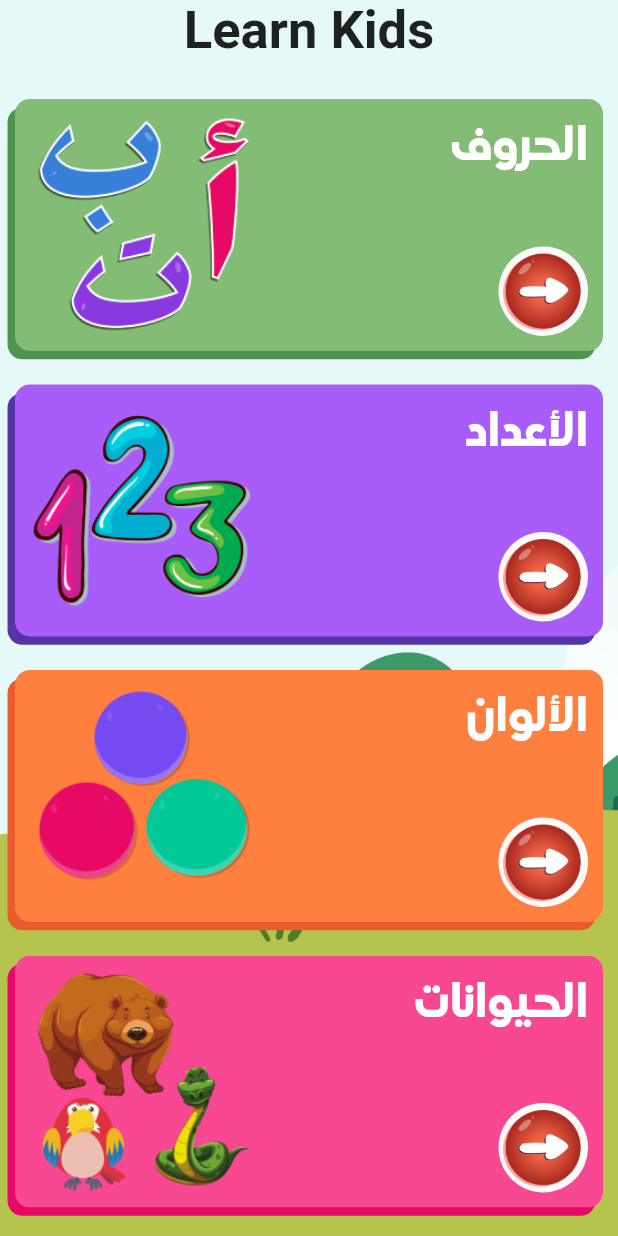
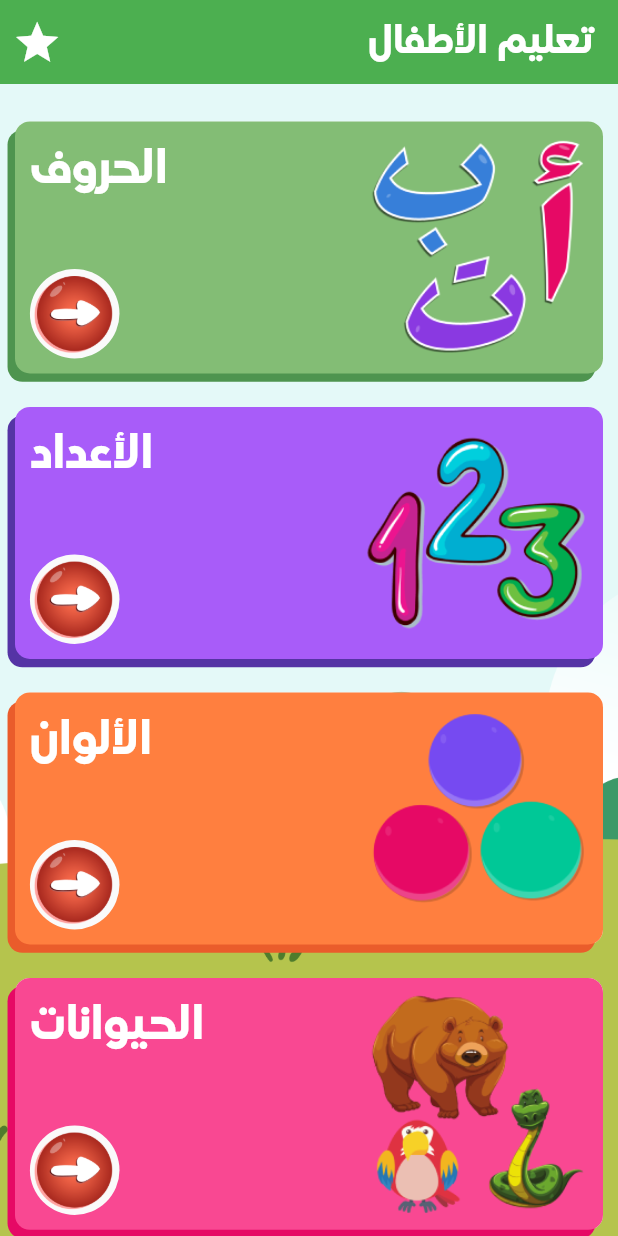
Before and after one commit to soufian200/learnabc, a Flutter app: the screen it shows after launch, on a phone screen of 412 x 824 dp. Run offline on Flutter 3.47's test engine with Material 2 defaults, Android fonts, the light colour scheme and no system bars; our stand-ins replace audioplayers, flutter_screenutil, get; missing offline and left inert: launch_review.

Commit message:
add rate us button

```diff
--- a/lib/main.dart
+++ b/lib/main.dart
@@ -2,15 +2,16 @@ import 'package:flutter/material.dart';
 import 'package:flutter/services.dart';
 import 'package:get/get.dart';
 import 'package:flutter_screenutil/flutter_screenutil.dart';
+import 'package:launch_review/launch_review.dart';
 import 'package:learnabc/screens/preview.dart';
 import 'package:learnabc/utils/AppRoutes.dart';
 import 'package:learnabc/widgets/card_widget.dart';
 
 void main() {
-  SystemChrome.setSystemUIOverlayStyle(const SystemUiOverlayStyle(
-    systemNavigationBarColor: Color(0xff82954B), // navigation bar color
-    statusBarColor: Color(0xff82954B), // status bar color
-  ));
+  // SystemChrome.setSystemUIOverlayStyle(const SystemUiOverlayStyle(
+  //   systemNavigationBarColor: Color(0xff82954B), // navigation bar color
+  //   statusBarColor: Color(0xff82954B), // status bar color
+  // ));
 
   runApp(ScreenUtilInit(
       designSize: const Size(414, 736),
@@ -31,32 +32,6 @@ void main() {
 
 // ==========================
 
-class MyApp extends StatelessWidget {
-  const MyApp({Key? key}) : super(key: key);
-
-  // This widget is the root of your application.
-  @override
-  Widget build(BuildContext context) {
-    return MaterialApp(
-        debugShowCheckedModeBanner: false,
-        title: 'Flutter Demo',
-        theme: ThemeData(
-          // This is the theme of your application.
-          //
-          // Try running your application with "flutter run". You'll see the
-          // application has a blue toolbar. Then, without quitting the app, try
-          // changing the primarySwatch below to Colors.green and then invoke
-          // "hot reload" (press "r" in the console where you ran "flutter run",
-          // or simply save your changes to "hot reload" in a Flutter IDE).
-          // Notice that the counter didn't reset back to zero; the application
-          // is not restarted.
-          primarySwatch: Colors.green,
-        ),
-        // home: const MyHomePage(title: 'Flutter Demo Home Page'),
-        home: const Preview());
-  }
-}
-
 class MyHomePage extends StatefulWidget {
   const MyHomePage({Key? key, required this.title}) : super(key: key);
 
@@ -68,8 +43,47 @@ class MyHomePage extends StatefulWidget {
 
 class _MyHomePageState extends State<MyHomePage> {
   @override
+  void initState() {
+    // TODO: implement initState
+    super.initState();
+    // lock screen orientation
+    SystemChrome.setPreferredOrientations([
+      DeviceOrientation.portraitUp,
+      DeviceOrientation.portraitDown,
+    ]);
+  }
+
+  @override
   Widget build(BuildContext context) {
-    return Scaffold(
+    return Directionality(
+      textDirection: TextDirection.rtl,
+      child: Scaffold(
+          appBar: AppBar(
+            title: Text(
+              "تعليم اﻷطفال",
+              style: TextStyle(
+                fontSize: 25.sp,
+                fontFamily: "Madani",
+              ),
+            ),
+            elevation: 0,
+            backgroundColor: Colors.green,
+            actions: [
+              IconButton(
+                icon: Icon(
+                  Icons.star,
+                  size: 30.h,
+                ),
+                tooltip: 'Rate Us',
+                onPressed: () {
+                  print("Rate Us");
+                  LaunchReview.launch(
+                    androidAppId: "com.laminn.freegames",
+                  );
+                },
+              ),
+            ],
+          ),
           body: SafeArea(
             child: Container(
               // padding: const EdgeInsets.all(10.0),
@@ -80,14 +94,14 @@ class _MyHomePageState extends State<MyHomePage> {
               child: SingleChildScrollView(
                 child: Column(
                   children: [
-              const Text(
-                "Learn Kids",
-                textAlign: TextAlign.center,
-                style: TextStyle(
-                  fontSize: 35.0,
-                  fontWeight: FontWeight.bold,
-                ),
-              ),
+                    // const Text(
+                    //   "Learn Kids",
+                    //   textAlign: TextAlign.center,
+                    //   style: TextStyle(
+                    //     fontSize: 35.0,
+                    //     fontWeight: FontWeight.bold,
+                    //   ),
+                    // ),
                     const SizedBox(
                       height: 15.0,
                     ),
@@ -757,6 +771,7 @@ class _MyHomePageState extends State<MyHomePage> {
                 ),
               ),
             ),
-    ));
+          )),
+    );
   }
 }
--- a/pubspec.yaml
+++ b/pubspec.yaml
@@ -37,6 +37,7 @@ dependencies:
   flutter_screenutil: ^5.5.2
   get: ^4.6.1
   audioplayers: ^0.20.1
+  launch_review: ^3.0.1
 
 dev_dependencies:
   flutter_test:
```
Also changed, not shown: pubspec.lock. Lines whose indentation alone changed are shown as unchanged.
